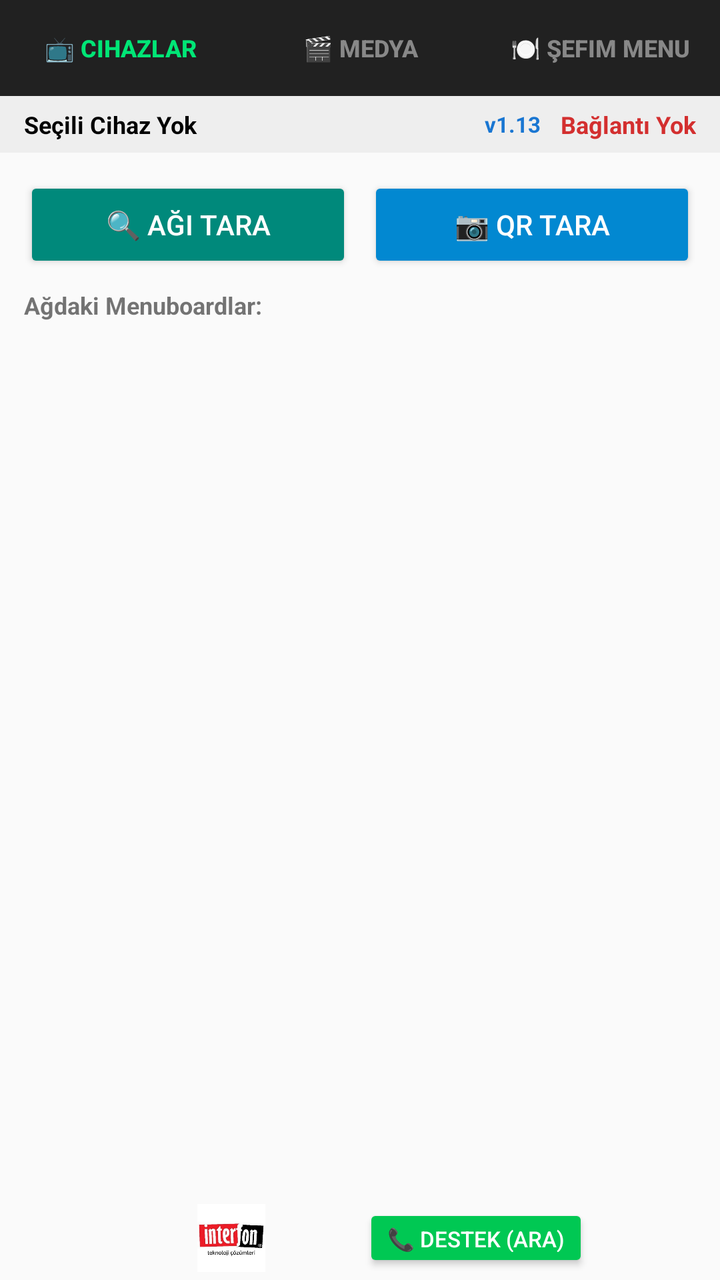
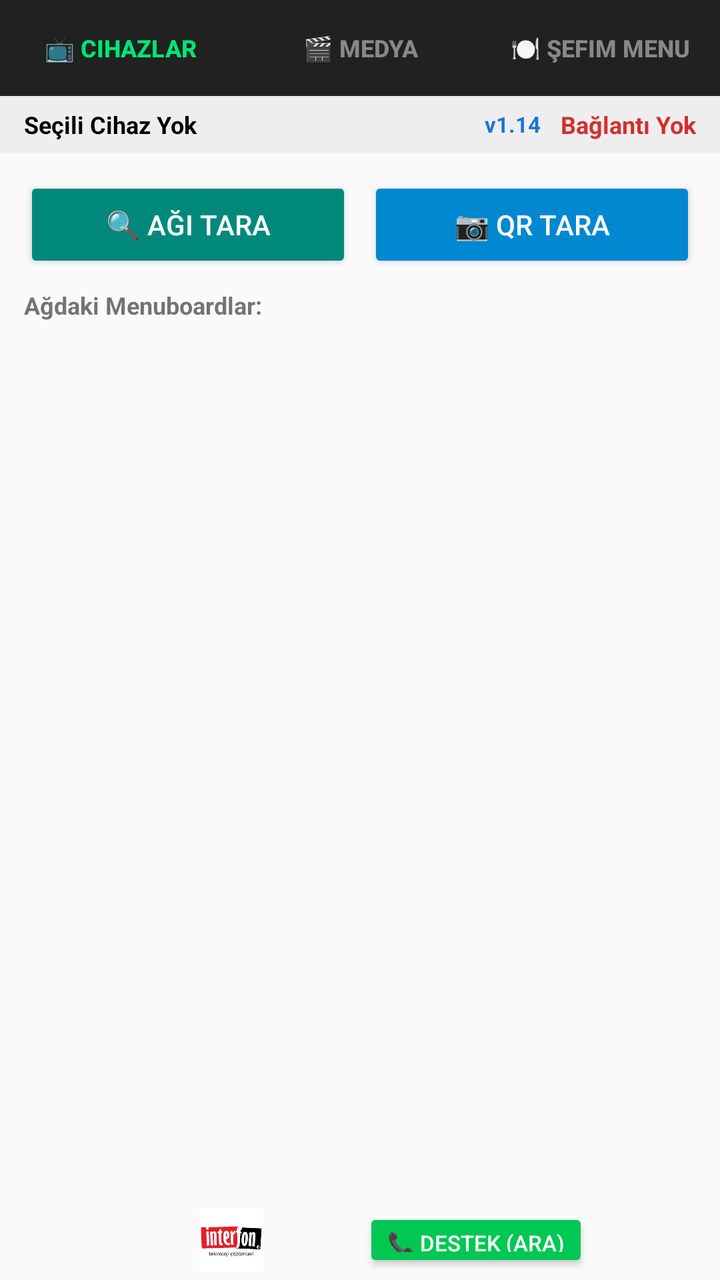

The first picture is an Android layout as it rendered before a commit; the second is the same layout after the commit. The layout source and the unified diff follow.
<!-- AndroidManifest.xml: application theme Theme.AppCompat.Light.DarkActionBar -->
<!-- res/layout/activity_main.xml -->
<?xml version="1.0" encoding="utf-8"?>
<LinearLayout xmlns:android="http://schemas.android.com/apk/res/android"
    android:layout_width="match_parent"
    android:layout_height="match_parent"
    android:orientation="vertical">

    
    <LinearLayout
        android:layout_width="match_parent"
        android:layout_height="48dp"
        android:background="#212121"
        android:orientation="horizontal">

        <Button
            android:id="@+id/tabDevices"
            android:layout_width="0dp"
            android:layout_height="match_parent"
            android:layout_weight="1"
            android:background="?selectableItemBackground"
            android:text="📺 Cihazlar"
            android:textColor="#00E676"
            android:textSize="12sp"
            android:textStyle="bold" />

        <Button
            android:id="@+id/tabMedia"
            android:layout_width="0dp"
            android:layout_height="match_parent"
            android:layout_weight="1"
            android:background="?selectableItemBackground"
            android:text="🎬 Medya"
            android:textColor="#888888"
            android:textSize="12sp"
            android:textStyle="bold" />

        <Button
            android:id="@+id/tabSefim"
            android:layout_width="0dp"
            android:layout_height="match_parent"
            android:layout_weight="1"
            android:background="?selectableItemBackground"
            android:text="🍽️ Şefim Menu"
            android:textColor="#888888"
            android:textSize="12sp"
            android:textStyle="bold" />
    </LinearLayout>

    
    <LinearLayout
        android:layout_width="match_parent"
        android:layout_height="wrap_content"
        android:background="#EEEEEE"
        android:gravity="center_vertical"
        android:orientation="horizontal"
        android:paddingHorizontal="12dp"
        android:paddingVertical="6dp">

        <TextView
            android:id="@+id/txtActiveDeviceName"
            android:layout_width="0dp"
            android:layout_height="wrap_content"
            android:layout_weight="1"
            android:text="Seçili Cihaz Yok"
            android:textColor="#000000"
            android:textSize="12sp"
            android:textStyle="bold" />

        <TextView
            android:id="@+id/txtRemoteVersion"
            android:layout_width="wrap_content"
            android:layout_height="wrap_content"
            android:layout_marginEnd="10dp"
            android:text="v1.13"
            android:textColor="#1976D2"
            android:textSize="11sp"
            android:textStyle="bold" />

        <TextView
            android:id="@+id/txtConnectionStatus"
            android:layout_width="wrap_content"
            android:layout_height="wrap_content"
            android:text="Bağlantı Yok"
            android:textColor="#D32F2F"
            android:textSize="12sp"
            android:textStyle="bold" />
    </LinearLayout>

    
    <LinearLayout
        android:id="@+id/panelTabDevices"
        android:layout_width="match_parent"
        android:layout_height="0dp"
        android:layout_weight="1"
        android:orientation="vertical"
        android:padding="12dp"
        android:visibility="visible">

        <LinearLayout
            android:layout_width="match_parent"
            android:layout_height="wrap_content"
            android:orientation="horizontal">

            <Button
                android:id="@+id/btnScanNetwork"
                android:layout_width="0dp"
                android:layout_height="wrap_content"
                android:layout_weight="1"
                android:backgroundTint="#00897B"
                android:text="🔍 Ağı Tara"
                android:textColor="#FFFFFF" />

            <Button
                android:id="@+id/btnScanQr"
                android:layout_width="0dp"
                android:layout_height="wrap_content"
                android:layout_marginStart="8dp"
                android:layout_weight="1"
                android:backgroundTint="#0288D1"
                android:text="📷 QR Tara"
                android:textColor="#FFFFFF" />
        </LinearLayout>

        <TextView
            android:layout_width="wrap_content"
            android:layout_height="wrap_content"
            android:layout_marginTop="8dp"
            android:text="Ağdaki Menuboardlar:"
            android:textSize="12sp"
            android:textStyle="bold" />

        <androidx.recyclerview.widget.RecyclerView
            android:id="@+id/rvDevices"
            android:layout_width="match_parent"
            android:layout_height="0dp"
            android:layout_marginTop="6dp"
            android:layout_weight="1" />
    </LinearLayout>

    
    <LinearLayout
        android:id="@+id/panelTabMedia"
        android:layout_width="match_parent"
        android:layout_height="0dp"
        android:layout_weight="1"
        android:orientation="vertical"
        android:padding="12dp"
        android:visibility="gone">

        <LinearLayout
            android:layout_width="match_parent"
            android:layout_height="wrap_content"
            android:background="#E8EAF6"
            android:gravity="center_vertical"
            android:orientation="horizontal"
            android:padding="8dp">

            <TextView
                android:layout_width="0dp"
                android:layout_height="wrap_content"
                android:layout_weight="1"
                android:text="Telefon Ekranını Yansıt:"
                android:textSize="13sp"
                android:textStyle="bold" />

            <Button
                android:id="@+id/btnToggleScreenShare"
                android:layout_width="wrap_content"
                android:layout_height="wrap_content"
                android:backgroundTint="#7B1FA2"
                android:text="📱 Ekranı Paylaş"
                android:textColor="#FFFFFF" />
        </LinearLayout>

        <LinearLayout
            android:id="@+id/panelControls"
            android:layout_width="match_parent"
            android:layout_height="wrap_content"
            android:layout_marginTop="8dp"
            android:background="#F5F5F5"
            android:orientation="vertical"
            android:padding="8dp">

            <LinearLayout
                android:layout_width="match_parent"
                android:layout_height="wrap_content"
                android:orientation="horizontal">

                <EditText
                    android:id="@+id/edtDuration"
                    android:layout_width="0dp"
                    android:layout_height="wrap_content"
                    android:layout_weight="1"
                    android:hint="Süre (0:tam)"
                    android:inputType="number"
                    android:text="0" />

                <EditText
                    android:id="@+id/edtWaitAfter"
                    android:layout_width="0dp"
                    android:layout_height="wrap_content"
                    android:layout_marginStart="6dp"
                    android:layout_weight="1"
                    android:hint="Bekleme"
                    android:inputType="number"
                    android:text="0" />

                <Spinner
                    android:id="@+id/spinnerAnim"
                    android:layout_width="0dp"
                    android:layout_height="wrap_content"
                    android:layout_marginStart="6dp"
                    android:layout_weight="1.2" />
            </LinearLayout>

            <Button
                android:id="@+id/btnPickMedia"
                android:layout_width="match_parent"
                android:layout_height="wrap_content"
                android:layout_marginTop="4dp"
                android:text="+ Medya Yükle" />

            <ProgressBar
                android:id="@+id/uploadProgressBar"
                style="?android:attr/progressBarStyleHorizontal"
                android:layout_width="match_parent"
                android:layout_height="8dp"
                android:layout_marginTop="6dp"
                android:max="100"
                android:visibility="gone" />
        </LinearLayout>

        <TextView
            android:layout_width="wrap_content"
            android:layout_height="wrap_content"
            android:layout_marginTop="8dp"
            android:text="Oynatma Listesi:"
            android:textSize="12sp"
            android:textStyle="bold" />

        <androidx.recyclerview.widget.RecyclerView
            android:id="@+id/recyclerViewPlaylist"
            android:layout_width="match_parent"
            android:layout_height="0dp"
            android:layout_marginTop="4dp"
            android:layout_weight="1" />
    </LinearLayout>

    
    <LinearLayout
        android:id="@+id/panelTabSefim"
        android:layout_width="match_parent"
        android:layout_height="0dp"
        android:layout_weight="1"
        android:orientation="vertical"
        android:padding="8dp"
        android:visibility="gone">

        
        <LinearLayout
            android:layout_width="match_parent"
            android:layout_height="wrap_content"
            android:orientation="horizontal">

            <Button
                android:id="@+id/btnDbConfig"
                android:layout_width="0dp"
                android:layout_height="38dp"
                android:layout_weight="1"
                android:backgroundTint="#455A64"
                android:paddingHorizontal="4dp"
                android:text="⚙️ DB Ayar"
                android:textColor="#FFFFFF"
                android:textSize="11sp" />

            <Button
                android:id="@+id/btnFetchSefim"
                android:layout_width="0dp"
                android:layout_height="38dp"
                android:layout_marginStart="4dp"
                android:layout_weight="1.1"
                android:backgroundTint="#0288D1"
                android:paddingHorizontal="4dp"
                android:text="🔄 DB'den Çek"
                android:textColor="#FFFFFF"
                android:textSize="11sp" />

            <Button
                android:id="@+id/btnLoadDemoProducts"
                android:layout_width="0dp"
                android:layout_height="38dp"
                android:layout_marginStart="4dp"
                android:layout_weight="1.1"
                android:backgroundTint="#7B1FA2"
                android:paddingHorizontal="4dp"
                android:text="🧪 Test Ürünleri"
                android:textColor="#FFFFFF"
                android:textSize="11sp" />
        </LinearLayout>

        
        <LinearLayout
            android:layout_width="match_parent"
            android:layout_height="wrap_content"
            android:layout_marginTop="4dp"
            android:background="#ECEFF1"
            android:orientation="vertical"
            android:padding="6dp">

            <EditText
                android:id="@+id/edtRestaurantName"
                android:layout_width="match_parent"
                android:layout_height="36dp"
                android:background="@android:drawable/editbox_background_normal"
                android:hint="Restoran Adı (Örn: BALIKÇI ŞÜKRÜ)"
                android:paddingHorizontal="8dp"
                android:singleLine="true"
                android:text="BALIKÇI ŞÜKRÜ"
                android:textSize="12sp"
                android:textStyle="bold" />

            <LinearLayout
                android:layout_width="match_parent"
                android:layout_height="wrap_content"
                android:layout_marginTop="2dp"
                android:orientation="horizontal">

                <EditText
                    android:id="@+id/edtHeaderNote"
                    android:layout_width="0dp"
                    android:layout_height="34dp"
                    android:layout_weight="1"
                    android:background="@android:drawable/editbox_background_normal"
                    android:hint="Üst Bilgi (Örn: Taze Deniz Ürünleri)"
                    android:paddingHorizontal="6dp"
                    android:singleLine="true"
                    android:textSize="11sp" />

                <EditText
                    android:id="@+id/edtFooterNote"
                    android:layout_width="0dp"
                    android:layout_height="34dp"
                    android:layout_marginStart="4dp"
                    android:layout_weight="1"
                    android:background="@android:drawable/editbox_background_normal"
                    android:hint="Alt Bilgi (Örn: Afiyet Olsun)"
                    android:paddingHorizontal="6dp"
                    android:singleLine="true"
                    android:text="Afiyet Olsun • KDV Dahildir"
                    android:textSize="11sp" />
            </LinearLayout>
        </LinearLayout>

        
        <LinearLayout
            android:layout_width="match_parent"
            android:layout_height="wrap_content"
            android:layout_marginTop="4dp"
            android:background="#F5F5F5"
            android:gravity="center_vertical"
            android:orientation="horizontal"
            android:padding="2dp">

            <Spinner
                android:id="@+id/spinnerSefimTheme"
                android:layout_width="0dp"
                android:layout_height="34dp"
                android:layout_weight="1.3" />

            <Spinner
                android:id="@+id/spinnerSefimFontSize"
                android:layout_width="0dp"
                android:layout_height="34dp"
                android:layout_marginStart="2dp"
                android:layout_weight="1" />

            <CheckBox
                android:id="@+id/cbSefimBold"
                android:layout_width="wrap_content"
                android:layout_height="34dp"
                android:checked="true"
                android:text="Kalın"
                android:textSize="11sp" />
        </LinearLayout>

        
        <LinearLayout
            android:layout_width="match_parent"
            android:layout_height="wrap_content"
            android:layout_marginTop="3dp"
            android:background="#FFF3E0"
            android:gravity="center_vertical"
            android:orientation="horizontal"
            android:paddingHorizontal="8dp"
            android:paddingVertical="3dp">

            <TextView
                android:layout_width="wrap_content"
                android:layout_height="wrap_content"
                android:text="✨ Animasyon Objesi:"
                android:textColor="#E65100"
                android:textSize="12sp"
                android:textStyle="bold" />

            <Spinner
                android:id="@+id/spinnerSefimBgObject"
                android:layout_width="0dp"
                android:layout_height="34dp"
                android:layout_marginStart="6dp"
                android:layout_weight="1" />
        </LinearLayout>

        
        <androidx.recyclerview.widget.RecyclerView
            android:id="@+id/rvSefimProducts"
            android:layout_width="match_parent"
            android:layout_height="0dp"
            android:layout_marginTop="4dp"
            android:layout_weight="1"
            android:background="#1A1A1A"
            android:padding="4dp" />

        <Button
            android:id="@+id/btnPublishSefimMenu"
            android:layout_width="match_parent"
            android:layout_height="42dp"
            android:layout_marginTop="4dp"
            android:backgroundTint="#E65100"
            android:text="📺 Menüyü &amp; Animasyonu Menuboard'da Yayınla"
            android:textColor="#FFFFFF"
            android:textSize="12sp"
            android:textStyle="bold" />
    </LinearLayout>

    
    <LinearLayout
        android:layout_width="match_parent"
        android:layout_height="wrap_content"
        android:background="#FAFAFA"
        android:gravity="center"
        android:orientation="horizontal"
        android:padding="4dp">

        <ImageView
            android:id="@+id/imgFooterLogo"
            android:layout_width="100dp"
            android:layout_height="34dp"
            android:background="?selectableItemBackground"
            android:clickable="true"
            android:focusable="true"
            android:src="@drawable/logo_interfon" />

        <Button
            android:id="@+id/btnSupportCall"
            android:layout_width="wrap_content"
            android:layout_height="34dp"
            android:layout_marginStart="16dp"
            android:backgroundTint="#00C853"
            android:text="📞 Destek (Ara)"
            android:textColor="#FFFFFF"
            android:textSize="11sp" />
    </LinearLayout>

</LinearLayout>
<!-- resources referenced by this layout -->
<resources>
  <!-- drawable logo_interfon: png bitmap (drawable, 130394 bytes) -->
</resources>

<!-- the commit's change to res/layout/activity_main.xml (unified diff, before → after) -->
@@ -70,7 +70,7 @@
             android:layout_width="wrap_content"
             android:layout_height="wrap_content"
             android:layout_marginEnd="10dp"
-            android:text="v1.13"
+            android:text="v1.14"
             android:textColor="#1976D2"
             android:textSize="11sp"
             android:textStyle="bold" />
@@ -252,10 +252,9 @@
         android:layout_height="0dp"
         android:layout_weight="1"
         android:orientation="vertical"
-        android:padding="8dp"
+        android:padding="6dp"
         android:visibility="gone">
 
-        
         <LinearLayout
             android:layout_width="match_parent"
             android:layout_height="wrap_content"
@@ -264,97 +263,164 @@
             <Button
                 android:id="@+id/btnDbConfig"
                 android:layout_width="0dp"
-                android:layout_height="38dp"
+                android:layout_height="36dp"
                 android:layout_weight="1"
                 android:backgroundTint="#455A64"
-                android:paddingHorizontal="4dp"
+                android:paddingHorizontal="2dp"
                 android:text="⚙️ DB Ayar"
                 android:textColor="#FFFFFF"
-                android:textSize="11sp" />
+                android:textSize="10sp" />
 
             <Button
                 android:id="@+id/btnFetchSefim"
                 android:layout_width="0dp"
-                android:layout_height="38dp"
+                android:layout_height="36dp"
                 android:layout_marginStart="4dp"
                 android:layout_weight="1.1"
                 android:backgroundTint="#0288D1"
-                android:paddingHorizontal="4dp"
+                android:paddingHorizontal="2dp"
                 android:text="🔄 DB'den Çek"
                 android:textColor="#FFFFFF"
-                android:textSize="11sp" />
+                android:textSize="10sp" />
 
             <Button
                 android:id="@+id/btnLoadDemoProducts"
                 android:layout_width="0dp"
-                android:layout_height="38dp"
+                android:layout_height="36dp"
                 android:layout_marginStart="4dp"
-                android:layout_weight="1.1"
+                android:layout_weight="1.2"
                 android:backgroundTint="#7B1FA2"
-                android:paddingHorizontal="4dp"
-                android:text="🧪 Test Ürünleri"
+                android:paddingHorizontal="2dp"
+                android:text="🧪 Test Menüleri"
                 android:textColor="#FFFFFF"
-                android:textSize="11sp" />
+                android:textSize="10sp" />
         </LinearLayout>
 
         
         <LinearLayout
             android:layout_width="match_parent"
             android:layout_height="wrap_content"
-            android:layout_marginTop="4dp"
+            android:layout_marginTop="3dp"
             android:background="#ECEFF1"
             android:orientation="vertical"
-            android:padding="6dp">
-
-            <EditText
-                android:id="@+id/edtRestaurantName"
-                android:layout_width="match_parent"
-                android:layout_height="36dp"
-                android:background="@android:drawable/editbox_background_normal"
-                android:hint="Restoran Adı (Örn: BALIKÇI ŞÜKRÜ)"
-                android:paddingHorizontal="8dp"
-                android:singleLine="true"
-                android:text="BALIKÇI ŞÜKRÜ"
-                android:textSize="12sp"
-                android:textStyle="bold" />
+            android:padding="4dp">
 
             <LinearLayout
                 android:layout_width="match_parent"
                 android:layout_height="wrap_content"
-                android:layout_marginTop="2dp"
                 android:orientation="horizontal">
 
                 <EditText
-                    android:id="@+id/edtHeaderNote"
+                    android:id="@+id/edtRestaurantName"
                     android:layout_width="0dp"
                     android:layout_height="34dp"
                     android:layout_weight="1"
                     android:background="@android:drawable/editbox_background_normal"
-                    android:hint="Üst Bilgi (Örn: Taze Deniz Ürünleri)"
+                    android:hint="Restoran Adı"
                     android:paddingHorizontal="6dp"
                     android:singleLine="true"
-                    android:textSize="11sp" />
+                    android:text="BALIKÇI ŞÜKRÜ"
+                    android:textSize="12sp"
+                    android:textStyle="bold" />
+
+                <EditText
+                    android:id="@+id/edtMenuPageDuration"
+                    android:layout_width="72dp"
+                    android:layout_height="34dp"
+                    android:layout_marginStart="4dp"
+                    android:background="@android:drawable/editbox_background_normal"
+                    android:gravity="center"
+                    android:hint="Süre(sn)"
+                    android:inputType="number"
+                    android:singleLine="true"
+                    android:text="12"
+                    android:textSize="11sp"
+                    android:textStyle="bold" />
+            </LinearLayout>
+
+            <LinearLayout
+                android:layout_width="match_parent"
+                android:layout_height="wrap_content"
+                android:layout_marginTop="2dp"
+                android:orientation="horizontal">
+
+                <EditText
+                    android:id="@+id/edtHeaderNote"
+                    android:layout_width="0dp"
+                    android:layout_height="32dp"
+                    android:layout_weight="1"
+                    android:background="@android:drawable/editbox_background_normal"
+                    android:hint="Üst Bilgi (Slogan)"
+                    android:paddingHorizontal="6dp"
+                    android:singleLine="true"
+                    android:textSize="10sp" />
 
                 <EditText
                     android:id="@+id/edtFooterNote"
                     android:layout_width="0dp"
-                    android:layout_height="34dp"
+                    android:layout_height="32dp"
                     android:layout_marginStart="4dp"
                     android:layout_weight="1"
                     android:background="@android:drawable/editbox_background_normal"
-                    android:hint="Alt Bilgi (Örn: Afiyet Olsun)"
+                    android:hint="Alt Bilgi"
                     android:paddingHorizontal="6dp"
                     android:singleLine="true"
                     android:text="Afiyet Olsun • KDV Dahildir"
-                    android:textSize="11sp" />
+                    android:textSize="10sp" />
             </LinearLayout>
         </LinearLayout>
 
         
         <LinearLayout
             android:layout_width="match_parent"
-            android:layout_height="wrap_content"
-            android:layout_marginTop="4dp"
+            android:layout_height="30dp"
+            android:layout_marginTop="2dp"
+            android:background="#E0F2F1"
+            android:gravity="center_vertical"
+            android:orientation="horizontal"
+            android:paddingHorizontal="6dp">
+
+            <TextView
+                android:layout_width="wrap_content"
+                android:layout_height="wrap_content"
+                android:text="Göster:"
+                android:textColor="#00695C"
+                android:textSize="11sp"
+                android:textStyle="bold" />
+
+            <CheckBox
+                android:id="@+id/cbShowChoice1"
+                android:layout_width="wrap_content"
+                android:layout_height="wrap_content"
+                android:layout_marginStart="4dp"
+                android:checked="true"
+                android:text="Seçenek 1"
+                android:textSize="10sp" />
+
+            <CheckBox
+                android:id="@+id/cbShowChoice2"
+                android:layout_width="wrap_content"
+                android:layout_height="wrap_content"
+                android:layout_marginStart="4dp"
+                android:checked="true"
+                android:text="Seçenek 2"
+                android:textSize="10sp" />
+
+            <CheckBox
+                android:id="@+id/cbShowOptions"
+                android:layout_width="wrap_content"
+                android:layout_height="wrap_content"
+                android:layout_marginStart="4dp"
+                android:checked="true"
+                android:text="Opsiyon"
+                android:textSize="10sp" />
+        </LinearLayout>
+
+        
+        <LinearLayout
+            android:layout_width="match_parent"
+            android:layout_height="34dp"
+            android:layout_marginTop="2dp"
             android:background="#F5F5F5"
             android:gravity="center_vertical"
             android:orientation="horizontal"
@@ -363,58 +429,56 @@
             <Spinner
                 android:id="@+id/spinnerSefimTheme"
                 android:layout_width="0dp"
-                android:layout_height="34dp"
-                android:layout_weight="1.3" />
+                android:layout_height="match_parent"
+                android:layout_weight="1.4" />
 
             <Spinner
                 android:id="@+id/spinnerSefimFontSize"
                 android:layout_width="0dp"
-                android:layout_height="34dp"
+                android:layout_height="match_parent"
                 android:layout_marginStart="2dp"
                 android:layout_weight="1" />
 
             <CheckBox
                 android:id="@+id/cbSefimBold"
                 android:layout_width="wrap_content"
-                android:layout_height="34dp"
+                android:layout_height="match_parent"
                 android:checked="true"
                 android:text="Kalın"
-                android:textSize="11sp" />
+                android:textSize="10sp" />
         </LinearLayout>
 
         
         <LinearLayout
             android:layout_width="match_parent"
-            android:layout_height="wrap_content"
-            android:layout_marginTop="3dp"
+            android:layout_height="32dp"
+            android:layout_marginTop="2dp"
             android:background="#FFF3E0"
             android:gravity="center_vertical"
             android:orientation="horizontal"
-            android:paddingHorizontal="8dp"
-            android:paddingVertical="3dp">
+            android:paddingHorizontal="6dp">
 
             <TextView
                 android:layout_width="wrap_content"
                 android:layout_height="wrap_content"
-                android:text="✨ Animasyon Objesi:"
+                android:text="✨ Animasyon:"
                 android:textColor="#E65100"
-                android:textSize="12sp"
+                android:textSize="11sp"
                 android:textStyle="bold" />
 
             <Spinner
                 android:id="@+id/spinnerSefimBgObject"
                 android:layout_width="0dp"
-                android:layout_height="34dp"
+                android:layout_height="match_parent"
                 android:layout_marginStart="6dp"
                 android:layout_weight="1" />
         </LinearLayout>
 
-        
         <androidx.recyclerview.widget.RecyclerView
             android:id="@+id/rvSefimProducts"
             android:layout_width="match_parent"
             android:layout_height="0dp"
-            android:layout_marginTop="4dp"
+            android:layout_marginTop="3dp"
             android:layout_weight="1"
             android:background="#1A1A1A"
             android:padding="4dp" />
@@ -422,12 +486,12 @@
         <Button
             android:id="@+id/btnPublishSefimMenu"
             android:layout_width="match_parent"
-            android:layout_height="42dp"
-            android:layout_marginTop="4dp"
+            android:layout_height="40dp"
+            android:layout_marginTop="3dp"
             android:backgroundTint="#E65100"
             android:text="📺 Menüyü &amp; Animasyonu Menuboard'da Yayınla"
             android:textColor="#FFFFFF"
-            android:textSize="12sp"
+            android:textSize="11sp"
             android:textStyle="bold" />
     </LinearLayout>
 
@@ -443,7 +507,7 @@
         <ImageView
             android:id="@+id/imgFooterLogo"
             android:layout_width="100dp"
-            android:layout_height="34dp"
+            android:layout_height="32dp"
             android:background="?selectableItemBackground"
             android:clickable="true"
             android:focusable="true"
@@ -452,7 +516,7 @@
         <Button
             android:id="@+id/btnSupportCall"
             android:layout_width="wrap_content"
-            android:layout_height="34dp"
+            android:layout_height="32dp"
             android:layout_marginStart="16dp"
             android:backgroundTint="#00C853"
             android:text="📞 Destek (Ara)"
